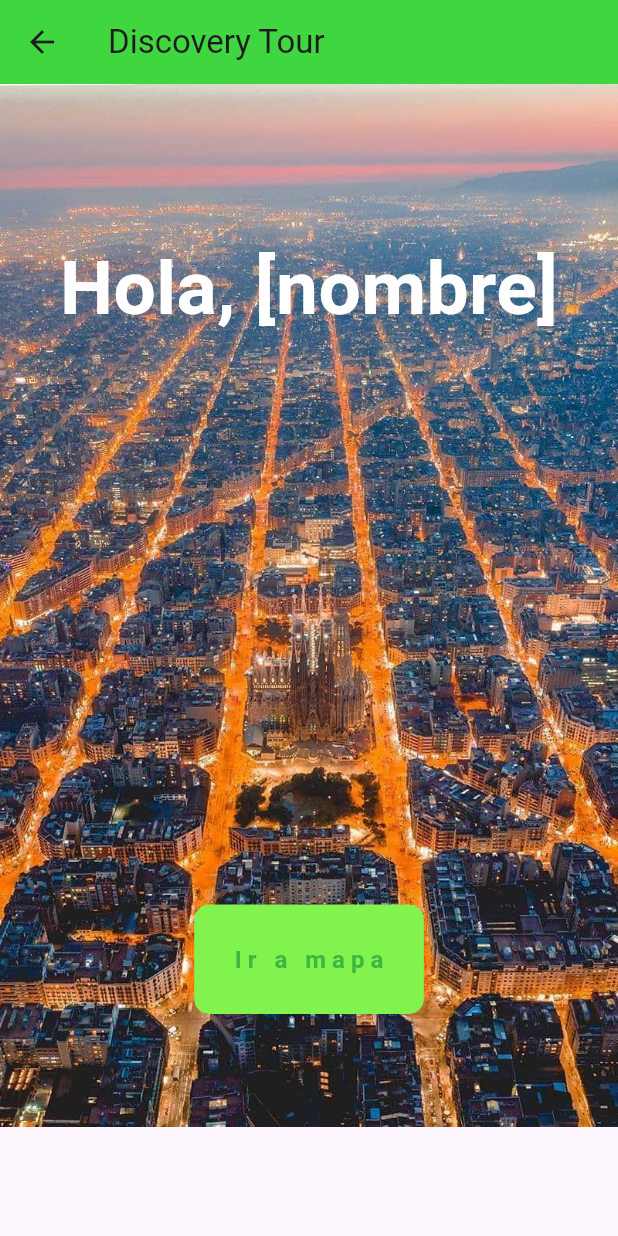
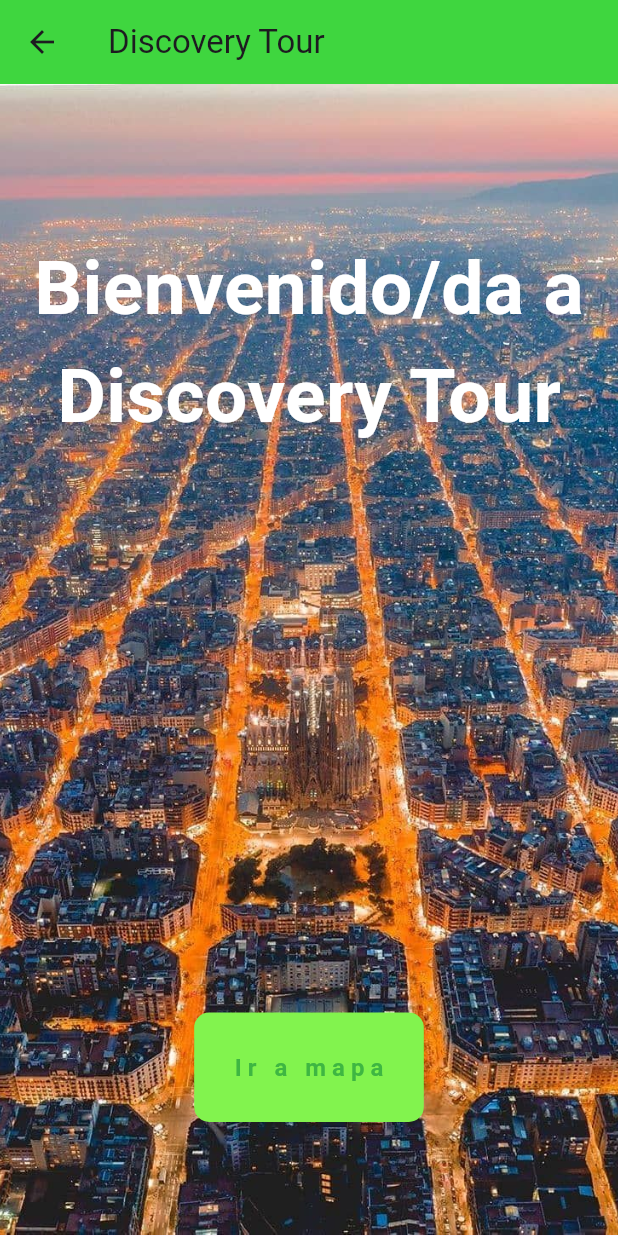
Before and after one commit to javierbm28/freetour, a Flutter app: the PaginaInici screen opened directly, on a phone screen of 412 x 824 dp. Run offline on Flutter 3.47's test engine with Material 3 defaults, Android fonts, the phone set to English and light mode, and no system bars; our stand-ins replace google_fonts.

Commit message:
Canvi de text en la pantalla d'inici

```diff
--- a/lib/pagines/Pagina_Inici.dart
+++ b/lib/pagines/Pagina_Inici.dart
@@ -34,7 +34,15 @@ class _PaginaIniciState extends State<PaginaInici> {
                 ),
 
                 const Text(
-                  "Hola, [nombre]",
+                  "Bienvenido/da a",
+                  style: TextStyle(
+                    fontSize: 50,
+                    fontWeight: FontWeight.bold,
+                    color: Colors.white,
+                  ),
+                ),
+                const Text(
+                  "Discovery Tour",
                   style: TextStyle(
                     fontSize: 50,
                     fontWeight: FontWeight.bold,
```
